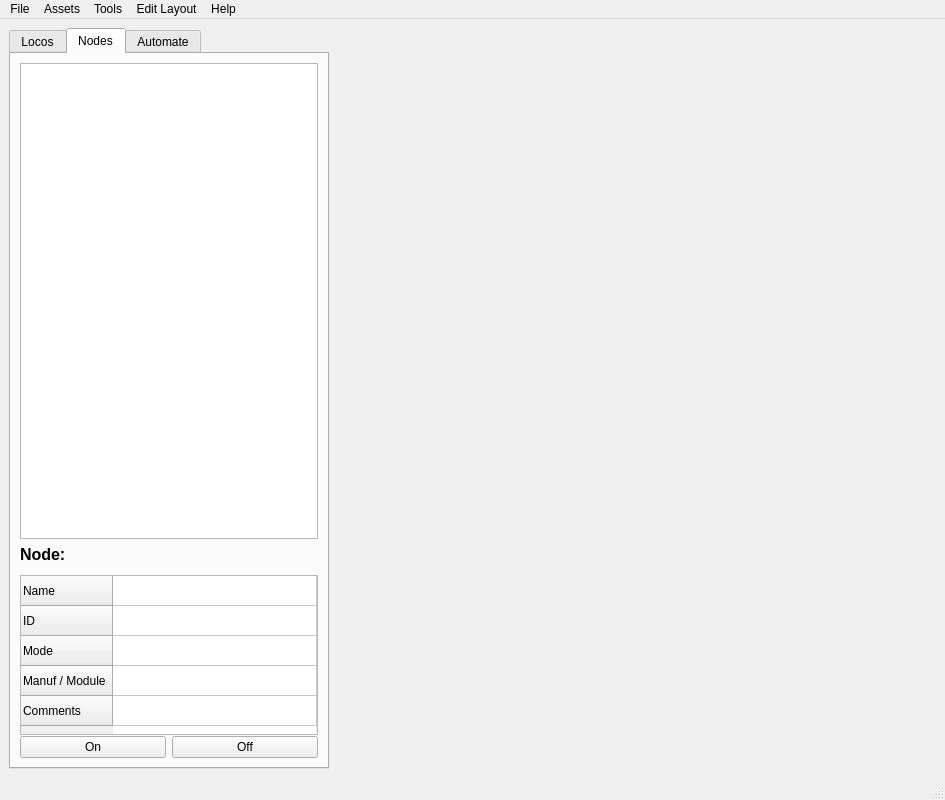
Above: mainwindow.ui from penguintutor/pyvlcb before the change. Below: the same form after it.
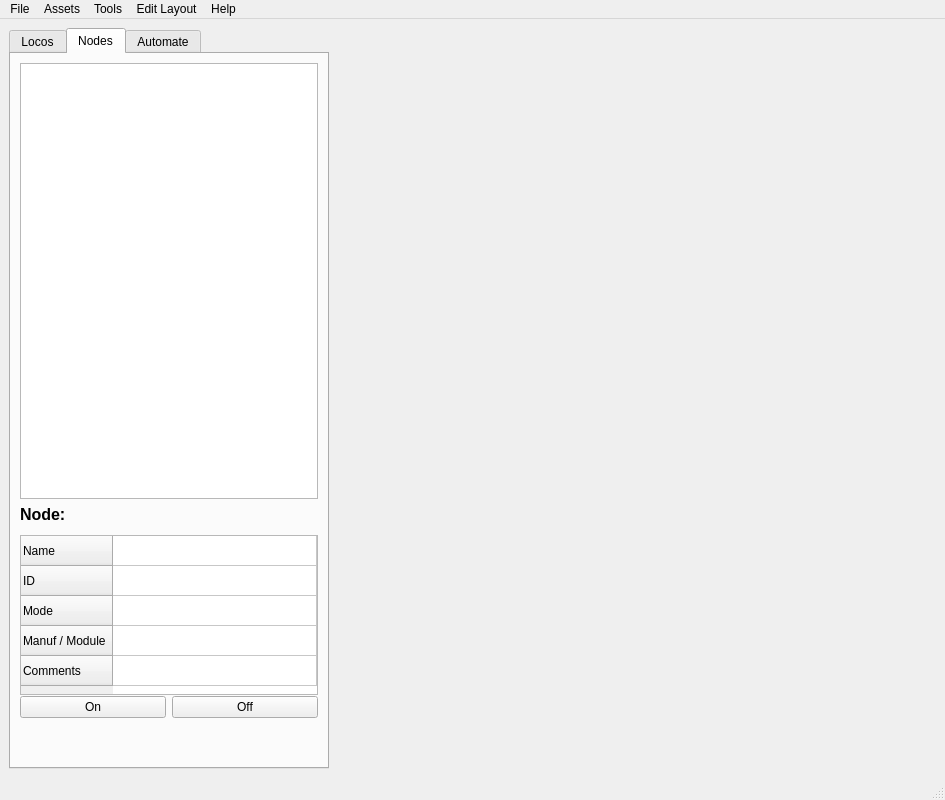
That is the form after the change. The open tabs and pages were chosen to show the change. Custom widgets are drawn as their Qt base class.

Commit message: Add GUI objects to the node table

```diff
--- a/mainwindow.ui
+++ b/mainwindow.ui
@@ -541,6 +541,19 @@
             </item>
            </layout>
           </item>
+          <item>
+           <spacer name="verticalSpacer_3">
+            <property name="orientation">
+             <enum>Qt::Vertical</enum>
+            </property>
+            <property name="sizeHint" stdset="0">
+             <size>
+              <width>20</width>
+              <height>40</height>
+             </size>
+            </property>
+           </spacer>
+          </item>
          </layout>
         </widget>
         <widget class="QWidget" name="automateTab">
```
Left out of the diff: 4 changed lines with no effect on the pictures. The commit also changes 6 other files.
